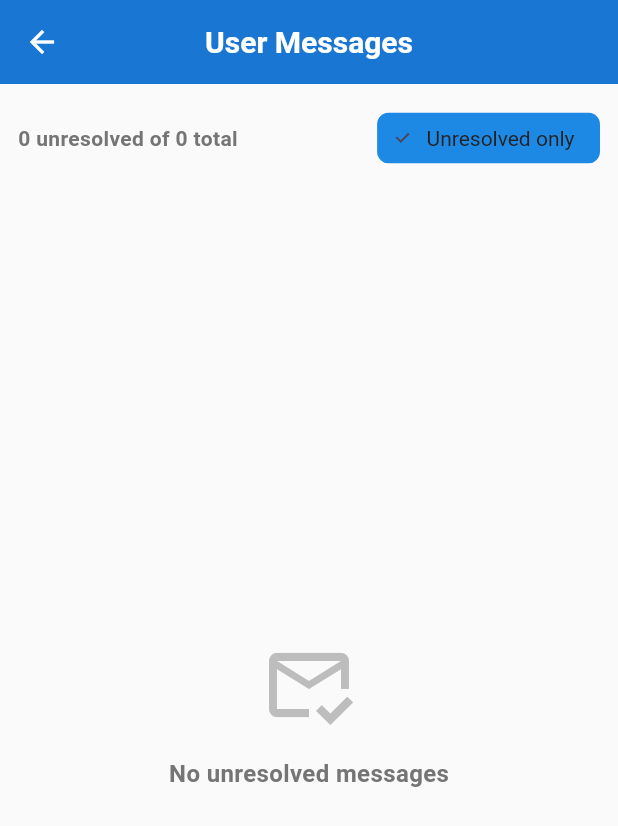
After one commit to practice824472-debug/BabyShopHub, a Flutter app: the AdminMessagesScreen screen opened by its route, after a tap on "Unresolved only", on a phone screen of 412 x 824 dp. The commit adds this screen. Shown: the top 826 px of the screen. Run offline on Flutter 3.47's test engine with Material 3 defaults, Android fonts, the phone set to English and light mode, and no system bars; our stand-ins replace badges, cached_network_image, carousel_slider, cloud_firestore, firebase_auth, firebase_core and 9 more; accounts and stored records are empty.

Commit message:
Wire Contact Us form to Firestore and add admin inbox
Support screen's Contact Us tab previously just faked a 2-second delay
and threw the submission away. It now saves to a new contact_messages
collection (SupportController, ContactMessageModel), pre-fills
name/email for signed-in users, and surfaces real submit errors.

Added an admin-facing 'User Messages' screen (route /admin-messages,
tile on the dashboard) to review and mark inquiries resolved, closing
the loop on the 'address user inquiries' admin requirement.

Also marked Reviews & Ratings and Support/FAQ as done in replit.md's
status table (both were already fully implemented) and noted that
'Seller Ratings' from the original requirements doc doesn't apply to
this single-vendor app.

```diff
--- /dev/null
+++ b/lib/Controllers/support_controller.dart
@@ -0,0 +1,102 @@
+import 'package:cloud_firestore/cloud_firestore.dart';
+import 'package:flutter/material.dart';
+
+import '../Models/contact_message_model.dart';
+
+/// Manages the `contact_messages` Firestore collection: users submit
+/// inquiries from the Support screen's "Contact Us" tab, and admins review
+/// and resolve them from the admin panel.
+class SupportController with ChangeNotifier {
+  final FirebaseFirestore _firestore = FirebaseFirestore.instance;
+
+  List<ContactMessageModel> _messages = [];
+  bool _isLoading = false;
+  bool _isSubmitting = false;
+  String? _error;
+
+  List<ContactMessageModel> get messages => List.unmodifiable(_messages);
+  bool get isLoading => _isLoading;
+  bool get isSubmitting => _isSubmitting;
+  String? get error => _error;
+  int get unresolvedCount => _messages.where((m) => !m.isResolved).length;
+
+  Future<bool> submitMessage({
+    required String? userId,
+    required String name,
+    required String email,
+    required String subject,
+    required String message,
+  }) async {
+    _isSubmitting = true;
+    _error = null;
+    notifyListeners();
+    try {
+      await _firestore.collection('contact_messages').add(
+            ContactMessageModel(
+              messageId: '',
+              userId: userId,
+              name: name,
+              email: email,
+              subject: subject,
+              message: message,
+              isResolved: false,
+              createdAt: DateTime.now(),
+            ).toJson(),
+          );
+      _isSubmitting = false;
+      notifyListeners();
+      return true;
+    } catch (e) {
+      _error = 'Failed to send message: ${e.toString()}';
+      _isSubmitting = false;
+      notifyListeners();
+      return false;
+    }
+  }
+
+  /// Loads all contact messages for the admin panel, newest first.
+  Future<void> loadMessages() async {
+    _isLoading = true;
+    _error = null;
+    notifyListeners();
+    try {
+      final snapshot = await _firestore
+          .collection('contact_messages')
+          .orderBy('createdAt', descending: true)
+          .get();
+      _messages = snapshot.docs
+          .map((doc) => ContactMessageModel.fromJson(doc.data(), doc.id))
+          .toList();
+      _isLoading = false;
+      notifyListeners();
+    } catch (e) {
+      _error = 'Failed to load messages: ${e.toString()}';
+      _isLoading = false;
+      notifyListeners();
+    }
+  }
+
+  Future<void> markResolved(String messageId, bool isResolved) async {
+    try {
+      await _firestore
+          .collection('contact_messages')
+          .doc(messageId)
+          .update({'isResolved': isResolved});
+      final index = _messages.indexWhere((m) => m.messageId == messageId);
+      if (index != -1) {
+        final m = _messages[index];
+        _messages[index] = ContactMessageModel(
+          messageId: m.messageId,
+          userId: m.userId,
+          name: m.name,
+          email: m.email,
+          subject: m.subject,
+          message: m.message,
+          isResolved: isResolved,
+          createdAt: m.createdAt,
+        );
+        notifyListeners();
+      }
+    } catch (_) {}
+  }
+}
--- /dev/null
+++ b/lib/Models/contact_message_model.dart
@@ -0,0 +1,54 @@
+import 'package:cloud_firestore/cloud_firestore.dart';
+
+/// A user-submitted message from the "Contact Us" tab of the Support
+/// screen. Persisted so the admin panel can actually see and respond to
+/// user inquiries, instead of the form just showing a fake success toast.
+class ContactMessageModel {
+  final String messageId;
+  final String? userId;
+  final String name;
+  final String email;
+  final String subject;
+  final String message;
+  final bool isResolved;
+  final DateTime createdAt;
+
+  const ContactMessageModel({
+    required this.messageId,
+    required this.userId,
+    required this.name,
+    required this.email,
+    required this.subject,
+    required this.message,
+    required this.isResolved,
+    required this.createdAt,
+  });
+
+  factory ContactMessageModel.fromJson(
+      Map<String, dynamic> json, String messageId) {
+    return ContactMessageModel(
+      messageId: messageId,
+      userId: json['userId'] as String?,
+      name: json['name'] ?? '',
+      email: json['email'] ?? '',
+      subject: json['subject'] ?? '',
+      message: json['message'] ?? '',
+      isResolved: json['isResolved'] ?? false,
+      createdAt: json['createdAt'] != null
+          ? (json['createdAt'] as Timestamp).toDate()
+          : DateTime.now(),
+    );
+  }
+
+  Map<String, dynamic> toJson() {
+    return {
+      'userId': userId,
+      'name': name,
+      'email': email,
+      'subject': subject,
+      'message': message,
+      'isResolved': isResolved,
+      'createdAt': Timestamp.fromDate(createdAt),
+    };
+  }
+}
--- a/lib/Screens/Admin/admin_dashboard_screen.dart
+++ b/lib/Screens/Admin/admin_dashboard_screen.dart
@@ -172,6 +172,15 @@ class _AdminDashboardScreenState extends State<AdminDashboardScreen> {
                         color: const Color(0xFF8B5CF6),
                         onTap: () =>
                             Navigator.pushNamed(context, '/admin-coupons'),
+                      ),
+                      _buildManagementTile(
+                        context,
+                        title: 'User Messages',
+                        subtitle: 'Review and respond to contact inquiries',
+                        icon: Icons.mark_email_unread_outlined,
+                        color: const Color(0xFFEF4444),
+                        onTap: () =>
+                            Navigator.pushNamed(context, '/admin-messages'),
                       ),
                     ],
                   ),
--- /dev/null
+++ b/lib/Screens/Admin/admin_messages_screen.dart
@@ -0,0 +1,182 @@
+import 'package:flutter/material.dart';
+import 'package:provider/provider.dart';
+
+import '../../Controllers/support_controller.dart';
+import '../../Models/contact_message_model.dart';
+
+/// Admin view of user "Contact Us" submissions from the Support screen,
+/// so inquiries actually reach someone instead of vanishing into a fake
+/// success toast.
+class AdminMessagesScreen extends StatefulWidget {
+  const AdminMessagesScreen({super.key});
+
+  @override
+  State<AdminMessagesScreen> createState() => _AdminMessagesScreenState();
+}
+
+class _AdminMessagesScreenState extends State<AdminMessagesScreen> {
+  bool _showUnresolvedOnly = false;
+
+  @override
+  void initState() {
+    super.initState();
+    Future.microtask(() => context.read<SupportController>().loadMessages());
+  }
+
+  @override
+  Widget build(BuildContext context) {
+    return Scaffold(
+      appBar: AppBar(
+        title: const Text('User Messages'),
+        centerTitle: true,
+        elevation: 0,
+        backgroundColor: Colors.blue.shade700,
+      ),
+      body: Consumer<SupportController>(
+        builder: (context, supportCtrl, _) {
+          if (supportCtrl.isLoading) {
+            return const Center(child: CircularProgressIndicator());
+          }
+
+          if (supportCtrl.error != null) {
+            return Center(
+              child: Column(
+                mainAxisAlignment: MainAxisAlignment.center,
+                children: [
+                  Icon(Icons.cloud_off, size: 64, color: Colors.red.shade300),
+                  const SizedBox(height: 16),
+                  Text(supportCtrl.error!, textAlign: TextAlign.center),
+                  const SizedBox(height: 16),
+                  ElevatedButton.icon(
+                    onPressed: () => supportCtrl.loadMessages(),
+                    icon: const Icon(Icons.refresh),
+                    label: const Text('Try again'),
+                  ),
+                ],
+              ),
+            );
+          }
+
+          final messages = _showUnresolvedOnly
+              ? supportCtrl.messages.where((m) => !m.isResolved).toList()
+              : supportCtrl.messages;
+
+          return Column(
+            children: [
+              Padding(
+                padding: const EdgeInsets.all(12),
+                child: Row(
+                  children: [
+                    Expanded(
+                      child: Text(
+                        '${supportCtrl.unresolvedCount} unresolved of ${supportCtrl.messages.length} total',
+                        style: const TextStyle(fontWeight: FontWeight.w600),
+                      ),
+                    ),
+                    FilterChip(
+                      label: const Text('Unresolved only'),
+                      selected: _showUnresolvedOnly,
+                      onSelected: (v) => setState(() => _showUnresolvedOnly = v),
+                    ),
+                  ],
+                ),
+              ),
+              Expanded(
+                child: messages.isEmpty
+                    ? Center(
+                        child: Column(
+                          mainAxisAlignment: MainAxisAlignment.center,
+                          children: [
+                            Icon(Icons.mark_email_read_outlined,
+                                size: 64, color: Colors.grey.shade400),
+                            const SizedBox(height: 16),
+                            Text(
+                              _showUnresolvedOnly
+                                  ? 'No unresolved messages'
+                                  : 'No messages yet',
+                              style: TextStyle(
+                                fontSize: 16,
+                                color: Colors.grey.shade600,
+                                fontWeight: FontWeight.w600,
+                              ),
+                            ),
+                          ],
+                        ),
+                      )
+                    : RefreshIndicator(
+                        onRefresh: () => supportCtrl.loadMessages(),
+                        child: ListView.builder(
+                          padding: const EdgeInsets.all(12),
+                          itemCount: messages.length,
+                          itemBuilder: (context, index) =>
+                              _MessageCard(message: messages[index]),
+                        ),
+                      ),
+              ),
+            ],
+          );
+        },
+      ),
+    );
+  }
+}
+
+class _MessageCard extends StatelessWidget {
+  final ContactMessageModel message;
+
+  const _MessageCard({required this.message});
+
+  @override
+  Widget build(BuildContext context) {
+    return Card(
+      margin: const EdgeInsets.symmetric(vertical: 6),
+      child: ExpansionTile(
+        leading: Icon(
+          message.isResolved ? Icons.check_circle : Icons.circle_notifications,
+          color: message.isResolved ? Colors.green : Colors.orange,
+        ),
+        title: Text(
+          message.subject,
+          style: const TextStyle(fontWeight: FontWeight.bold),
+        ),
+        subtitle: Text('${message.name} • ${message.email}'),
+        children: [
+          Padding(
+            padding: const EdgeInsets.fromLTRB(16, 0, 16, 16),
+            child: Column(
+              crossAxisAlignment: CrossAxisAlignment.start,
+              children: [
+                Text(message.message, style: TextStyle(color: Colors.grey.shade800)),
+                const SizedBox(height: 12),
+                Text(
+                  _formatDate(message.createdAt),
+                  style: TextStyle(fontSize: 12, color: Colors.grey.shade500),
+                ),
+                const SizedBox(height: 12),
+                Align(
+                  alignment: Alignment.centerRight,
+                  child: OutlinedButton.icon(
+                    onPressed: () => context
+                        .read<SupportController>()
+                        .markResolved(message.messageId, !message.isResolved),
+                    icon: Icon(
+                      message.isResolved ? Icons.undo : Icons.check,
+                      size: 18,
+                    ),
+                    label: Text(
+                      message.isResolved ? 'Mark unresolved' : 'Mark resolved',
+                    ),
+                  ),
+                ),
+              ],
+            ),
+          ),
+        ],
+      ),
+    );
+  }
+
+  String _formatDate(DateTime date) {
+    return '${date.day}/${date.month}/${date.year} ${date.hour.toString().padLeft(2, '0')}:${date.minute.toString().padLeft(2, '0')}';
+  }
+}
--- a/lib/main.dart
+++ b/lib/main.dart
@@ -11,9 +11,11 @@ import 'Controllers/order_controller.dart';
 import 'Controllers/password_controller.dart';
 import 'Controllers/product_controller.dart';
 import 'Controllers/review_controller.dart';
+import 'Controllers/support_controller.dart';
 import 'Controllers/wishlist_controller.dart';
 import 'Screens/Admin/admin_coupons_screen.dart';
 import 'Screens/Admin/admin_dashboard_screen.dart';
+import 'Screens/Admin/admin_messages_screen.dart';
 import 'Screens/Admin/admin_orders_screen.dart';
 import 'Screens/Admin/admin_products_screen.dart';
 import 'Screens/Admin/admin_users_screen.dart';
@@ -60,6 +62,7 @@ class MyApp extends StatelessWidget {
         ChangeNotifierProvider(create: (_) => WishlistController()),
         ChangeNotifierProvider(create: (_) => CouponController()),
         ChangeNotifierProvider(create: (_) => NotificationController()),
+        ChangeNotifierProvider(create: (_) => SupportController()),
       ],
       child: MaterialApp(
         title: 'BabyShopHub',
@@ -76,6 +79,7 @@ class MyApp extends StatelessWidget {
           '/admin-orders': (_) => const AdminOrdersScreen(),
           '/admin-users': (_) => const AdminUsersScreen(),
           '/admin-coupons': (_) => const AdminCouponsScreen(),
+          '/admin-messages': (_) => const AdminMessagesScreen(),
           '/checkout': (_) => const AddressScreen(),
           '/orders': (_) => const OrdersScreen(),
           '/profile': (_) => const ProfileScreen(),
```
Also changed, not shown: attached_assets/Pasted--practice824472-debug-BabyShopHub-The-idea-for-the-Baby_1783980382652.txt (added, +88 -0 lines), lib/Screens/Support/support_screen.dart (+31 -15 lines), 1 other file.
